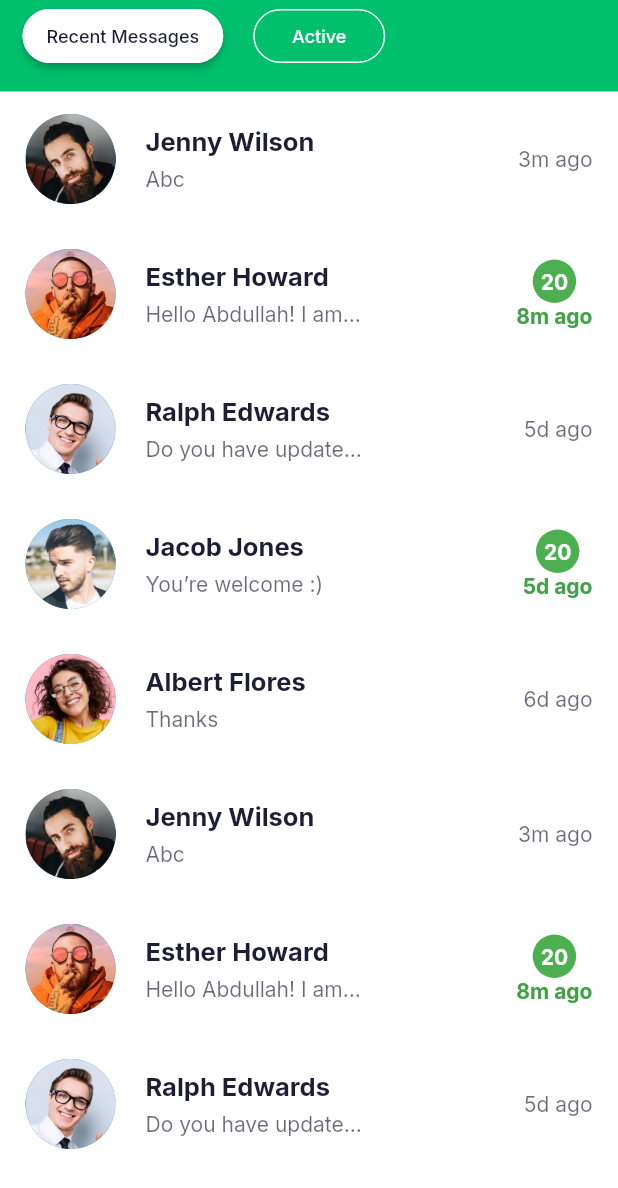
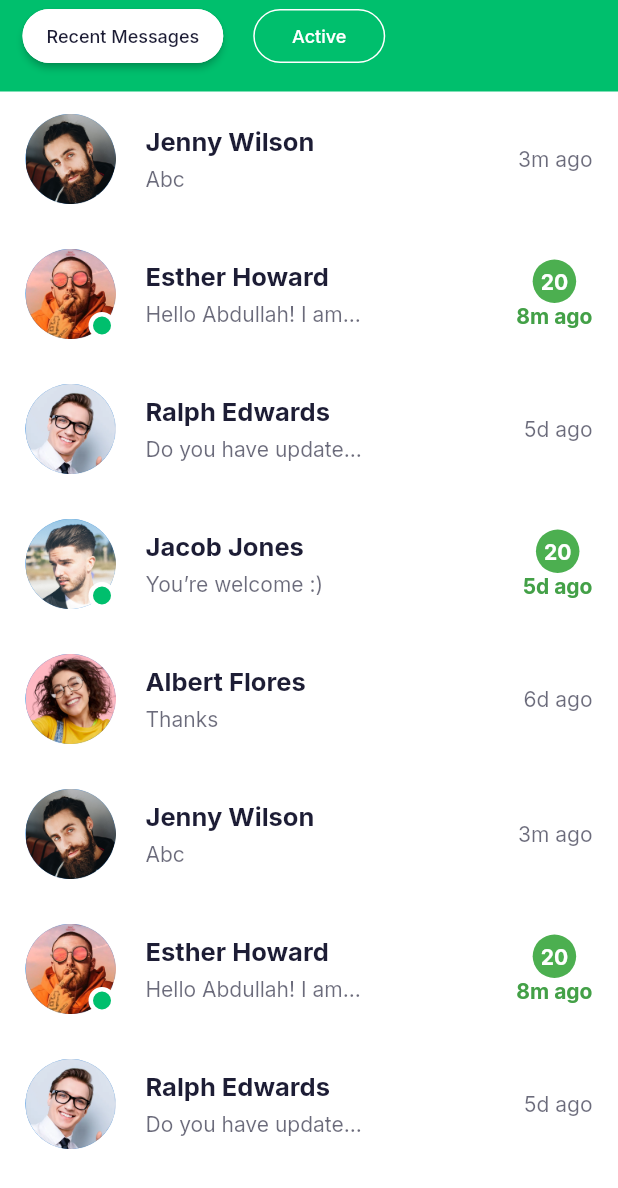
Before and after one commit to Muhammad-Bilal300/flutter_Chat_App_UI, a Flutter app: the Body widget shown alone on an empty page, opened directly, on a phone screen of 412 x 824 dp. Shown: the top 1188 px of the screen. Run offline on Flutter 3.47's test engine with Material 2 defaults, Android fonts, the phone set to English and light mode, and no system bars; our stand-ins replace google_fonts.

Commit message:
chat_app_UI

```diff
--- a/lib/main.dart
+++ b/lib/main.dart
@@ -25,6 +25,7 @@ class _MyAppState extends State<MyApp> {
       theme: lightThemeData(context),
       darkTheme: darkThemeData(context),
       // themeMode: islight ? ThemeMode.dark : ThemeMode.light,
+      themeMode: ThemeMode.system,
       home: Scaffold(
         appBar: AppBar(
           leading: Icon(Icons.arrow_back),
--- a/lib/models/ChatMessage.dart
+++ b/lib/models/ChatMessage.dart
@@ -17,7 +17,7 @@ class ChatMessage {
   });
 }
 
-List<ChatMessage> demeChatMessages = [
+List<ChatMessage> demoChatMessages = [
   ChatMessage(
     text: "Hi Sajol,",
     messageType: ChatMessageType.text,
--- a/lib/screens/chats/components/body.dart
+++ b/lib/screens/chats/components/body.dart
@@ -1,7 +1,10 @@
 import 'package:chat_app/components/filled_outline_button.dart';
 import 'package:chat_app/constants.dart';
 import 'package:chat_app/models/Chat.dart';
+import 'package:chat_app/screens/messages/message_screen.dart';
 import 'package:flutter/material.dart';
+
+import 'chat_card.dart';
 
 class Body extends StatefulWidget {
   const Body({Key? key}) : super(key: key);
@@ -38,76 +41,14 @@ class _BodyState extends State<Body> {
                 itemCount: chatsData.length,
                 itemBuilder: (context, index) => ChatCard(
                       chats: chatsData[index],
+                      press: () {
+                        Navigator.push(
+                            context,
+                            MaterialPageRoute(
+                                builder: (context) => MessageScreen()));
+                      },
                     )))
       ],
     );
   }
 }
-
-class ChatCard extends StatelessWidget {
-  final Chat chats;
-  const ChatCard({
-    required this.chats,
-    Key? key,
-  }) : super(key: key);
-
-  @override
-  Widget build(BuildContext context) {
-    return Padding(
-      padding: const EdgeInsets.symmetric(
-          horizontal: kDefaultPadding - 3, vertical: kDefaultPadding * 0.75),
-      child: Row(
-        children: [
-          CircleAvatar(
-            radius: 30,
-            child: Image.asset(chats.image),
-          ),
-          Expanded(
-              child: Padding(
-            padding: const EdgeInsets.symmetric(horizontal: kDefaultPadding),
-            child: Column(
-              crossAxisAlignment: CrossAxisAlignment.start,
-              children: [
-                Text(
-                  chats.name,
-                  style: TextStyle(fontSize: 17, fontWeight: FontWeight.bold),
-                ),
-                SizedBox(
-                  height: 5,
-                ),
-                Opacity(
-                  opacity: 0.65,
-                  child: Text(
-                    chats.lastMessage,
-                    maxLines: 1,
-                    overflow: TextOverflow.ellipsis,
-                  ),
-                )
-              ],
-            ),
-          )),
-          chats.isActive
-              ? Column(
-                  children: [
-                    Container(
-                      padding: EdgeInsets.all(6),
-                      decoration: BoxDecoration(
-                          shape: BoxShape.circle, color: Colors.green),
-                      child: Text(
-                        "20",
-                        style: TextStyle(
-                            fontWeight: FontWeight.bold, color: Colors.white),
-                      ),
-                    ),
-                    Text(chats.time,
-                        style: TextStyle(
-                            fontWeight: FontWeight.w700,
-                            color: Colors.green[600]))
-                  ],
-                )
-              : Opacity(opacity: 0.65, child: Text(chats.time))
-        ],
-      ),
-    );
-  }
-}
--- /dev/null
+++ b/lib/screens/chats/components/chat_card.dart
@@ -0,0 +1,95 @@
+import 'package:chat_app/models/Chat.dart';
+import 'package:flutter/material.dart';
+import '../../../constants.dart';
+
+class ChatCard extends StatelessWidget {
+  final Chat chats;
+  final VoidCallback press;
+  const ChatCard({
+    required this.press,
+    required this.chats,
+    Key? key,
+  }) : super(key: key);
+
+  @override
+  Widget build(BuildContext context) {
+    return InkWell(
+      onTap: press,
+      child: Padding(
+        padding: const EdgeInsets.symmetric(
+            horizontal: kDefaultPadding - 3, vertical: kDefaultPadding * 0.75),
+        child: Row(
+          children: [
+            Stack(
+              children: [
+                CircleAvatar(
+                  radius: 30,
+                  child: Image.asset(chats.image),
+                ),
+                if (chats.isActive)
+                  Positioned(
+                    right: 0,
+                    bottom: 0,
+                    child: Container(
+                      height: 18,
+                      width: 18,
+                      decoration: BoxDecoration(
+                          shape: BoxShape.circle,
+                          color: kPrimaryColor,
+                          border: Border.all(
+                              color: Theme.of(context).scaffoldBackgroundColor,
+                              width: 3)),
+                    ),
+                  )
+              ],
+            ),
+            Expanded(
+                child: Padding(
+              padding: const EdgeInsets.symmetric(horizontal: kDefaultPadding),
+              child: Column(
+                crossAxisAlignment: CrossAxisAlignment.start,
+                children: [
+                  Text(
+                    chats.name,
+                    style: TextStyle(fontSize: 17, fontWeight: FontWeight.bold),
+                  ),
+                  SizedBox(
+                    height: 5,
+                  ),
+                  Opacity(
+                    opacity: 0.65,
+                    child: Text(
+                      chats.lastMessage,
+                      maxLines: 1,
+                      overflow: TextOverflow.ellipsis,
+                    ),
+                  )
+                ],
+              ),
+            )),
+            chats.isActive
+                ? Column(
+                    children: [
+                      Container(
+                        padding: EdgeInsets.all(6),
+                        decoration: BoxDecoration(
+                            shape: BoxShape.circle, color: Colors.green),
+                        child: Text(
+                          "20",
+                          style: TextStyle(
+                              fontWeight: FontWeight.bold, color: Colors.white),
+                        ),
+                      ),
+                      Text(chats.time,
+                          style: TextStyle(
+                              fontWeight: FontWeight.w700,
+                              color: Colors.green[600]))
+                    ],
+                  )
+                : Opacity(opacity: 0.65, child: Text(chats.time))
+          ],
+        ),
+      ),
+    );
+  }
+}
```
Also changed, not shown: lib/screens/chats/chat_screen.dart (+36 -0 lines), lib/screens/messages/components/body.dart (added, +50 -0 lines), lib/screens/messages/components/chat_input.dart (added, +81 -0 lines), lib/screens/messages/message_screen.dart (added, +70 -0 lines), lib/theme.dart (+9 -6 lines).
